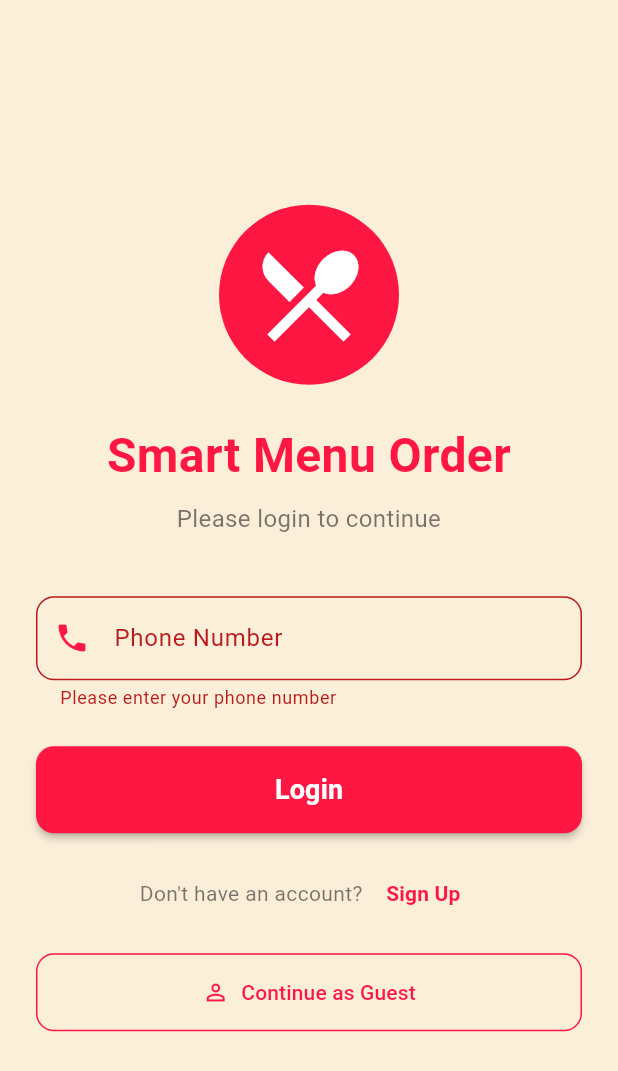
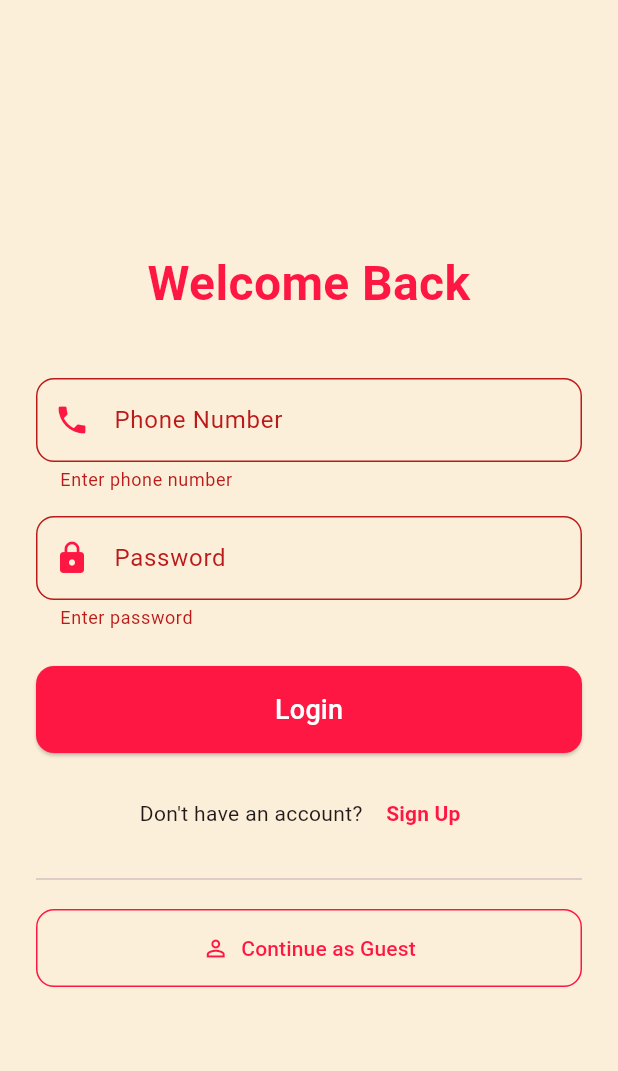
Before and after one commit to Setha-idk/E4-group4-SmartMenuOrder, a Flutter app: the LoginScreen screen opened directly, after a tap on "Login", on a phone screen of 412 x 824 dp. Shown: the top 1071 px of the screen. Run offline on Flutter 3.47's test engine with Material 3 defaults, Android fonts, the phone set to English and light mode, and no system bars; our stand-ins replace dio, easy_splash_screen, flutter_riverpod, shared_preferences; accounts and stored records are empty; network calls fail.

Commit message:
user log in done

```diff
--- a/lib/screen/login_screen.dart
+++ b/lib/screen/login_screen.dart
@@ -3,7 +3,6 @@ import 'package:flutter_riverpod/flutter_riverpod.dart';
 import 'package:group_project/consent/colors.dart';
 import 'package:group_project/consent/navigation.dart';
 import 'package:group_project/providers/user_provider.dart';
-import 'package:group_project/providers/favorite_provider.dart';
 import 'package:group_project/screen/signup_screen.dart';
 import 'package:group_project/screen/admin/admin_dashboard_screen.dart';
 
@@ -17,40 +16,32 @@ class LoginScreen extends ConsumerStatefulWidget {
 class _LoginScreenState extends ConsumerState<LoginScreen> {
   final _formKey = GlobalKey<FormState>();
   final _phoneController = TextEditingController();
+  final _passwordController = TextEditingController(); // Added controller
   bool _isLoading = false;
 
   @override
   void dispose() {
     _phoneController.dispose();
+    _passwordController.dispose(); // Added dispose
     super.dispose();
-  }
-
-  // TODO: Implement a real role detection if needed
-  UserRole _getRoleFromPhone(String phone) {
-    // Placeholder logic: if phone number contains 'admin', treat as admin.
-    if (phone.contains('admin')) {
-      return UserRole.admin;
-    }
-    return UserRole.user;
   }
 
   Future<void> _handleLogin() async {
     if (_formKey.currentState!.validate()) {
       setState(() => _isLoading = true);
 
-      final role = _getRoleFromPhone(_phoneController.text);
-
-      final success = await ref.read(userProvider.notifier).loginWithPhone(
+      // Call the API login method from your UserNotifier
+      final success = await ref.read(userProvider.notifier).login(
             _phoneController.text,
-            role,
+            _passwordController.text,
           );
 
       setState(() => _isLoading = false);
 
       if (success && mounted) {
-        await ref.read(favoriteProvider.notifier).syncFavoritesOnLogin();
+        final user = ref.read(userProvider);
 
-        final user = ref.read(userProvider);
+        // Route based on role returned by API
         if (user?.role == UserRole.admin) {
           Navigator.pushReplacement(
             context,
@@ -63,10 +54,9 @@ class _LoginScreenState extends ConsumerState<LoginScreen> {
           );
         }
       } else if (mounted) {
-        final error = ref.read(userProvider.notifier).errorMessage;
         ScaffoldMessenger.of(context).showSnackBar(
           SnackBar(
-            content: Text(error ?? 'Login failed'),
+            content: Text(ref.read(userProvider.notifier).errorMessage ?? 'Login Failed'),
             backgroundColor: Colors.red,
           ),
         );
@@ -96,38 +86,13 @@ class _LoginScreenState extends ConsumerState<LoginScreen> {
                 mainAxisAlignment: MainAxisAlignment.center,
                 crossAxisAlignment: CrossAxisAlignment.stretch,
                 children: [
-                  // App Logo/Icon
-                  Container(
-                    padding: const EdgeInsets.all(20),
-                    decoration: BoxDecoration(
-                      color: maincolor,
-                      shape: BoxShape.circle,
-                    ),
-                    child: const Icon(
-                      Icons.restaurant_menu,
-                      size: 80,
-                      color: Colors.white,
-                    ),
-                  ),
-                  const SizedBox(height: 24),
-
-                  // App Title
                   Text(
-                    'Smart Menu Order',
+                    'Welcome Back',
                     textAlign: TextAlign.center,
                     style: TextStyle(
                       fontSize: 32,
                       fontWeight: FontWeight.bold,
                       color: maincolor,
-                    ),
-                  ),
-                  const SizedBox(height: 8),
-                  Text(
-                    'Please login to continue',
-                    textAlign: TextAlign.center,
-                    style: TextStyle(
-                      fontSize: 16,
-                      color: font.withOpacity(0.6),
                     ),
                   ),
                   const SizedBox(height: 40),
@@ -138,25 +103,29 @@ class _LoginScreenState extends ConsumerState<LoginScreen> {
                     keyboardType: TextInputType.phone,
                     decoration: InputDecoration(
                       labelText: 'Phone Number',
-                      prefixIcon: Icon(Icons.phone, color: maincolor),
+                      prefixIcon: const Icon(Icons.phone, color: maincolor),
                       border: OutlineInputBorder(
                         borderRadius: BorderRadius.circular(12),
                       ),
-                      focusedBorder: OutlineInputBorder(
+                    ),
+                    validator: (value) =>
+                        (value == null || value.isEmpty) ? 'Enter phone number' : null,
+                  ),
+                  const SizedBox(height: 16),
+
+                  // Password Field (Newly Added)
+                  TextFormField(
+                    controller: _passwordController,
+                    obscureText: true,
+                    decoration: InputDecoration(
+                      labelText: 'Password',
+                      prefixIcon: const Icon(Icons.lock, color: maincolor),
+                      border: OutlineInputBorder(
                         borderRadius: BorderRadius.circular(12),
-                        borderSide: BorderSide(color: maincolor, width: 2),
                       ),
                     ),
-                    validator: (value) {
-                      if (value == null || value.isEmpty) {
-                        return 'Please enter your phone number';
-                      }
-                      // Basic validation for phone number length
-                      if (value.length < 10) {
-                        return 'Please enter a valid phone number';
-                      }
-                      return null;
-                    },
+                    validator: (value) =>
+                        (value == null || value.isEmpty) ? 'Enter password' : null,
                   ),
                   const SizedBox(height: 24),
 
@@ -170,35 +139,19 @@ class _LoginScreenState extends ConsumerState<LoginScreen> {
                       shape: RoundedRectangleBorder(
                         borderRadius: BorderRadius.circular(12),
                       ),
-                      elevation: 2,
                     ),
                     child: _isLoading
-                        ? const SizedBox(
-                            height: 20,
-                            width: 20,
-                            child: CircularProgressIndicator(
-                              color: Colors.white,
-                              strokeWidth: 2,
+                        ? const CircularProgressIndicator(color: Colors.white)
+                        : const Text('Login', style: TextStyle(fontSize: 18)),
                   ),
-                          )
-                        : const Text(
-                            'Login',
-                            style: TextStyle(
-                              fontSize: 18,
-                              fontWeight: FontWeight.bold,
-                            ),
-                          ),
-                  ),
+
                   const SizedBox(height: 16),
 
                   // Sign Up Link
                   Row(
                     mainAxisAlignment: MainAxisAlignment.center,
                     children: [
-                      Text(
-                        "Don't have an account? ",
-                        style: TextStyle(color: font.withOpacity(0.6)),
-                      ),
+                      const Text("Don't have an account? "),
                       TextButton(
                         onPressed: () {
                           Navigator.pushReplacement(
@@ -208,15 +161,13 @@ class _LoginScreenState extends ConsumerState<LoginScreen> {
                         },
                         child: const Text(
                           'Sign Up',
-                          style: TextStyle(
-                            fontWeight: FontWeight.bold,
-                            color: maincolor,
-                          ),
+                          style: TextStyle(fontWeight: FontWeight.bold, color: maincolor),
                         ),
                       ),
                     ],
                   ),
-                  const SizedBox(height: 16),
+
+                  const Divider(height: 40),
 
                   // Guest Login Button
                   OutlinedButton.icon(
@@ -225,15 +176,13 @@ class _LoginScreenState extends ConsumerState<LoginScreen> {
                     label: const Text('Continue as Guest'),
                     style: OutlinedButton.styleFrom(
                       foregroundColor: maincolor,
-                      side: BorderSide(color: maincolor),
+                      side: const BorderSide(color: maincolor),
                       padding: const EdgeInsets.symmetric(vertical: 16),
                       shape: RoundedRectangleBorder(
                         borderRadius: BorderRadius.circular(12),
                       ),
                     ),
                   ),
-
-
                 ],
               ),
             ),
```
Also changed, not shown: lib/providers/user_provider.dart (+64 -35 lines), lib/screen/profile_screen.dart (+8 -8 lines), 6 other files. Lines whose indentation alone changed are shown as unchanged.
